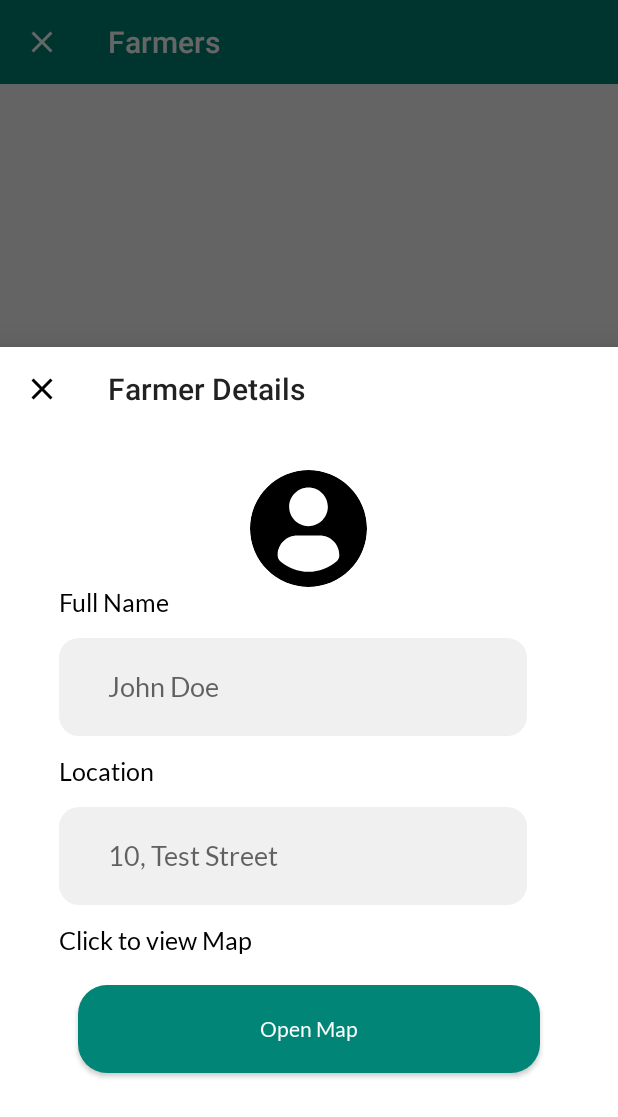
After one commit to Alome007/Tellerium-Assessment, an Android app: the fragment viewFarmer placed in its activity, on a phone screen of 412 x 824 dp. The commit adds this screen. Shown: the top 1117 px of the screen. Run offline under Robolectric (Android 15) with nearby library versions, the phone set to English and light mode, and no system bars; our stand-ins replace CircleImageView, sdp/ssp sizes; pictures from the network do not load; 5 statements that could not run were skipped.

Commit message:
Implemented Farmers Details Dialog, fixed bugs

```diff
--- a/app/src/main/java/com/alome/tellerium/Activities/farmers.java
+++ b/app/src/main/java/com/alome/tellerium/Activities/farmers.java
@@ -1,5 +1,6 @@
 package com.alome.tellerium.Activities;
 
+import android.content.SharedPreferences;
 import android.os.Bundle;
 import android.util.Log;
 import android.view.View;
@@ -12,14 +13,16 @@ import androidx.recyclerview.widget.LinearLayoutManager;
 import androidx.recyclerview.widget.RecyclerView;
 
 import com.alome.tellerium.Adapters.farmersAdapter;
+import com.alome.tellerium.Fragments.viewFarmer;
 import com.alome.tellerium.Models.farmerModel;
 import com.alome.tellerium.R;
 import com.alome.tellerium.Utils.Database;
+import com.alome.tellerium.Utils.constants;
 import com.google.gson.Gson;
 
 import java.util.ArrayList;
 
-public class farmers extends AppCompatActivity {
+public class farmers extends AppCompatActivity implements farmersAdapter.itemClick {
     Toolbar toolbar;
     RecyclerView recyclerView;
     Database database;
@@ -52,10 +55,18 @@ public class farmers extends AppCompatActivity {
         adapter=new farmersAdapter(farmers.this, arrayList);
         recyclerView=findViewById(R.id.recyclerView);
         toolbar=findViewById(R.id.tool_bar);
-        recyclerView.setLayoutManager(new LinearLayoutManager(this));
+        adapter.setOnclick(this);
+        recyclerView.setLayoutManager(new LinearLayoutManager(this, RecyclerView.VERTICAL, true));
         recyclerView.addItemDecoration(new DividerItemDecoration(this, DividerItemDecoration.VERTICAL));
     }
 
 
-
+    @Override
+    public void onItemClick(farmerModel model) {
+        SharedPreferences sharedPreferences=getSharedPreferences(constants.SHARED_PREF,MODE_PRIVATE);
+        SharedPreferences.Editor editor=sharedPreferences.edit();
+        editor.putString(constants.DATA, new Gson().toJson(model));
+        editor.apply();
+        new viewFarmer().show(getSupportFragmentManager(),"View Farmer");
+    }
 }
--- a/app/src/main/java/com/alome/tellerium/Adapters/farmersAdapter.java
+++ b/app/src/main/java/com/alome/tellerium/Adapters/farmersAdapter.java
@@ -2,10 +2,12 @@ package com.alome.tellerium.Adapters;
 
 import android.annotation.SuppressLint;
 import android.content.Context;
+import android.net.Uri;
 import android.view.LayoutInflater;
 import android.view.View;
 import android.view.ViewGroup;
 import android.widget.ImageView;
+import android.widget.RelativeLayout;
 import android.widget.TextView;
 
 import androidx.annotation.NonNull;
@@ -21,16 +23,24 @@ import java.util.ArrayList;
 public class farmersAdapter extends RecyclerView.Adapter<farmersAdapter.myViewHolder> {
     ArrayList<farmerModel> arrayList=new ArrayList<>();
     Context context;
+    itemClick onclick;
     public class myViewHolder extends RecyclerView.ViewHolder {
         TextView count,name,id;
         ImageView icon;
+        RelativeLayout relativeLayout;
         public myViewHolder(@NonNull View v) {
             super(v);
             count=v.findViewById(R.id.count);
             name=v.findViewById(R.id.name);
             id=v.findViewById(R.id.id);
             icon=v.findViewById(R.id.avatar);
+            relativeLayout=v.findViewById(R.id.rela);
         }
+    }
+
+
+    public void setOnclick(itemClick onclick) {
+        this.onclick = onclick;
     }
 
     public  farmersAdapter(Context context, ArrayList<farmerModel> arrayList){
@@ -47,13 +57,25 @@ public class farmersAdapter extends RecyclerView.Adapter<farmersAdapter.myViewHo
     @SuppressLint("SetTextI18n")
     @Override
     public void onBindViewHolder(@NonNull myViewHolder holder, int position) {
-        farmerModel model=arrayList.get(position);
-        holder.name.setText(model.getLoctaion().replace("\"", ""));
+      final farmerModel model=arrayList.get(position);
+        holder.name.setText(model.getLoctaion().replace("\"", "").toUpperCase());
         holder.id.setText("Farmer 00"+position);
         holder.count.setText("0 Farm");
-        Glide.with(context)
-                .load(constants.IMAGE_BASE_URL+model.getAvatar_url())
-                .into(holder.icon);
+        if (model.isLocal()){
+            holder.icon.setImageURI(Uri.parse(model.getAvatar_url()));
+        }else {
+            Glide.with(context)
+                    .load(constants.IMAGE_BASE_URL+model.getAvatar_url())
+                    .into(holder.icon);
+        }
+
+        holder.relativeLayout.setOnClickListener(new View.OnClickListener() {
+            @Override
+            public void onClick(View view) {
+                onclick.onItemClick(model);
+            }
+        });
+
     }
 
     @Override
@@ -61,4 +83,8 @@ public class farmersAdapter extends RecyclerView.Adapter<farmersAdapter.myViewHo
         return arrayList.size();
     }
 
+    public  interface itemClick{
+        void onItemClick(farmerModel model);
+    }
+
 }
--- /dev/null
+++ b/app/src/main/java/com/alome/tellerium/Fragments/viewFarmer.java
@@ -0,0 +1,83 @@
+package com.alome.tellerium.Fragments;
+
+import android.content.Context;
+import android.content.Intent;
+import android.content.SharedPreferences;
+import android.net.Uri;
+import android.os.Bundle;
+import android.view.LayoutInflater;
+import android.view.View;
+import android.view.ViewGroup;
+import android.widget.Button;
+import android.widget.EditText;
+import android.widget.ImageView;
+import android.widget.Toast;
+
+import androidx.annotation.NonNull;
+import androidx.annotation.Nullable;
+
+import com.alome.tellerium.Models.farmerModel;
+import com.alome.tellerium.R;
+import com.alome.tellerium.Utils.Database;
+import com.alome.tellerium.Utils.constants;
+import com.bumptech.glide.Glide;
+import com.google.android.material.bottomsheet.BottomSheetDialogFragment;
+import com.google.gson.Gson;
+
+import java.util.Random;
+
+public class viewFarmer extends BottomSheetDialogFragment {
+    private static final int PICK_IMAGE_REQUEST = 100;
+    View view;
+    EditText fullName, location;
+    Uri uri;
+    Button register;
+    Database database;
+    int localCount;
+    ImageView icon;
+    @Nullable
+    @Override
+    public View onCreateView(@NonNull LayoutInflater inflater, @Nullable ViewGroup container, @Nullable Bundle savedInstanceState) {
+        view=inflater.inflate(R.layout.view_farmer, container, false);
+        initUI();
+        register.setOnClickListener(new View.OnClickListener() {
+            @Override
+            public void onClick(View view) {
+
+            }
+        });
+
+        icon.setOnClickListener(new View.OnClickListener() {
+            @Override
+            public void onClick(View view) {
+
+            }
+        });
+        return view;
+    }
+
+
+    private void initUI() {
+        database = new Database(getContext());
+        database.getWritableDatabase();
+        fullName=view.findViewById(R.id.name);
+        location=view.findViewById(R.id.location);
+        register=view.findViewById(R.id.reg);
+        icon=view.findViewById(R.id.avatar);
+
+        SharedPreferences sharedPreferences=getContext().getSharedPreferences(constants.SHARED_PREF,Context.MODE_PRIVATE);
+        String data=sharedPreferences.getString(constants.DATA,"");
+        farmerModel model=new Gson().fromJson(data, farmerModel.class);
+        fullName.setText(model.getLoctaion().replace("\"", "").toUpperCase());
+        location.setText(model.getId());
+        if (model.isLocal()){
+            icon.setImageURI(Uri.parse(model.getAvatar_url()));
+        }else {
+            Glide.with(getContext())
+                    .load(model.getAvatar_url())
+                    .placeholder(R.drawable.ic_profile_user)
+                    .into(icon);
+        }
+    }
+
+}
--- a/app/src/main/java/com/alome/tellerium/Utils/constants.java
+++ b/app/src/main/java/com/alome/tellerium/Utils/constants.java
@@ -6,6 +6,7 @@ public class constants {
     public static String BASE_URL="https://theagromall.com/api/v2/get-sample-farmers?limit="+MAX_ITEM;
     public static String SHARED_PREF="shared_pref";
     public static String DATA_LOADED="data_loaded";
+    public static String DATA="data";
     public static String LOCAL_COUNT="l_count";
     public static String TAG="myApp";
 }
--- /dev/null
+++ b/app/src/main/res/drawable/ic_location_on_black_24dp.xml
@@ -0,0 +1,5 @@
+<vector android:height="24dp" android:tint="#FFFFFF"
+    android:viewportHeight="24.0" android:viewportWidth="24.0"
+    android:width="24dp" xmlns:android="http://schemas.android.com/apk/res/android">
+    <path android:fillColor="#FF000000" android:pathData="M12,2C8.13,2 5,5.13 5,9c0,5.25 7,13 7,13s7,-7.75 7,-13c0,-3.87 -3.13,-7 -7,-7zM12,11.5c-1.38,0 -2.5,-1.12 -2.5,-2.5s1.12,-2.5 2.5,-2.5 2.5,1.12 2.5,2.5 -1.12,2.5 -2.5,2.5z"/>
+</vector>
--- /dev/null
+++ b/app/src/main/res/drawable/ic_map_black_24dp.xml
@@ -0,0 +1,5 @@
+<vector android:height="24dp" android:tint="#FFFFFF"
+    android:viewportHeight="24.0" android:viewportWidth="24.0"
+    android:width="24dp" xmlns:android="http://schemas.android.com/apk/res/android">
+    <path android:fillColor="#FF000000" android:pathData="M20.5,3l-0.16,0.03L15,5.1 9,3 3.36,4.9c-0.21,0.07 -0.36,0.25 -0.36,0.48V20.5c0,0.28 0.22,0.5 0.5,0.5l0.16,-0.03L9,18.9l6,2.1 5.64,-1.9c0.21,-0.07 0.36,-0.25 0.36,-0.48V3.5c0,-0.28 -0.22,-0.5 -0.5,-0.5zM15,19l-6,-2.11V5l6,2.11V19z"/>
+</vector>
--- /dev/null
+++ b/app/src/main/res/layout/view_farmer.xml
@@ -0,0 +1,87 @@
+<?xml version="1.0" encoding="utf-8"?>
+<RelativeLayout xmlns:android="http://schemas.android.com/apk/res/android"
+    android:orientation="vertical" android:layout_width="match_parent"
+    android:layout_height="match_parent">
+    <Toolbar
+        android:layout_width="match_parent"
+        android:id="@+id/tool_bar"
+        android:navigationIcon="@drawable/ic_close_black_2_24dp"
+        android:title="Farmer Details"
+        android:layout_height="wrap_content"/>
+    <de.hdodenhof.circleimageview.CircleImageView
+        android:layout_width="@dimen/_60sdp"
+        android:id="@+id/avatar"
+        android:src="@drawable/ic_profile_user"
+        android:layout_below="@+id/tool_bar"
+        android:layout_centerHorizontal="true"
+        android:layout_marginTop="@dimen/_20sdp"
+        android:layout_height="@dimen/_60sdp"/>
+    <LinearLayout
+        android:layout_width="match_parent"
+        android:layout_below="@+id/avatar"
+        android:orientation="vertical"
+        android:layout_height="match_parent">
+        <TextView
+            android:layout_width="wrap_content"
+            android:text="Full Name"
+            android:textColor="#000"
+            android:textSize="@dimen/_13sdp"
+            android:layout_marginLeft="@dimen/_30sdp"
+            android:layout_height="wrap_content"/>
+        <EditText
+            android:id="@+id/name"
+            android:paddingLeft="@dimen/_25sdp"
+            android:hint="John Doe"
+            android:enabled="false"
+            android:inputType="textEmailAddress"
+            android:layout_marginRight="@dimen/_30sdp"
+            android:layout_marginLeft="@dimen/_30sdp"
+            android:background="@drawable/edit_text"
+            android:layout_marginTop="@dimen/_10sdp"
+            android:layout_centerHorizontal="true"
+            android:layout_width="@dimen/_240sdp"
+            android:layout_height="@dimen/_50sdp"/>
+        <TextView
+            android:layout_width="wrap_content"
+            android:text="Location"
+            android:textColor="#000"
+            android:layout_marginTop="@dimen/_10sdp"
+            android:textSize="@dimen/_13sdp"
+            android:layout_marginLeft="@dimen/_30sdp"
+            android:layout_height="wrap_content"/>
+
+        <EditText
+            android:id="@+id/location"
+            android:paddingLeft="@dimen/_25sdp"
+            android:hint="10, Test Street"
+            android:enabled="false"
+            android:inputType="textEmailAddress"
+            android:layout_marginRight="@dimen/_30sdp"
+            android:layout_marginLeft="@dimen/_30sdp"
+            android:background="@drawable/edit_text"
+            android:layout_marginTop="@dimen/_10sdp"
+            android:layout_centerHorizontal="true"
+            android:layout_width="@dimen/_240sdp"
+            android:layout_height="@dimen/_50sdp"/>
+        <TextView
+            android:layout_width="wrap_content"
+            android:text="Click to view Map"
+            android:textColor="#000"
+            android:layout_marginTop="@dimen/_10sdp"
+            android:textSize="@dimen/_13sdp"
+            android:layout_marginLeft="@dimen/_30sdp"
+            android:layout_height="wrap_content"/>
+        <Button
+            android:layout_width="match_parent"
+            android:background="@drawable/buttons"
+            android:textColor="#fff"
+            android:textAllCaps="false"
+            android:id="@+id/reg"
+            android:text="Open Map"
+            android:layout_marginLeft="@dimen/_40sdp"
+            android:layout_marginRight="@dimen/_40sdp"
+            android:layout_marginTop="@dimen/_15sdp"
+            android:layout_below="@+id/password"
+            android:layout_height="@dimen/_45sdp"/>
+    </LinearLayout>
+</RelativeLayout>
```
Also changed, not shown: app/src/main/java/com/alome/tellerium/Adapters/mainAdapter.java (+32 -2 lines), app/src/main/java/com/alome/tellerium/Fragments/Dashboard.java (+33 -35 lines), app/src/main/java/com/alome/tellerium/Fragments/addFarmers.java (+39 -4 lines), app/src/main/java/com/alome/tellerium/Models/farmerModel.java (+12 -2 lines), app/src/main/java/com/alome/tellerium/Utils/Database.java (+10 -3 lines).
